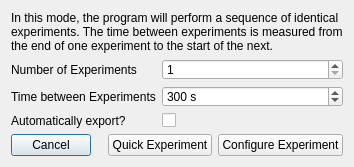
Old version of the form src/gui/dialog/batchsequencedialog.ui in the repository kncrabtree/blackchirp.
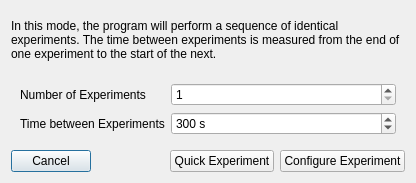
New version of the form. Icons and pictures are not drawn.

Commit message:
Eliminate ASCII export for Experiments
Will be moving to an ASCII format for all the data anyways, so
this code will no longer be necessary

```diff
--- a/src/gui/dialog/batchsequencedialog.ui
+++ b/src/gui/dialog/batchsequencedialog.ui
@@ -6,8 +6,8 @@
    <rect>
     <x>0</x>
     <y>0</y>
-    <width>354</width>
-    <height>167</height>
+    <width>416</width>
+    <height>183</height>
    </rect>
   </property>
   <property name="windowTitle">
@@ -17,7 +17,7 @@
    <iconset resource="resources.qrc">
     <normaloff>:/icons/bc.png</normaloff>:/icons/bc.png</iconset>
   </property>
-  <layout class="QVBoxLayout" name="verticalLayout" stretch="0,1,0">
+  <layout class="QVBoxLayout" name="verticalLayout" stretch="0,0,0">
    <item>
     <widget class="QLabel" name="label">
      <property name="text">
@@ -29,6 +29,7 @@
     </widget>
    </item>
    <item>
+    <widget class="QWidget" name="" native="true">
     <layout class="QFormLayout" name="formLayout">
      <item row="0" column="0">
       <widget class="QLabel" name="numberOfExperimentsLabel">
@@ -70,17 +71,8 @@
        </property>
       </widget>
      </item>
-     <item row="2" column="0">
-      <widget class="QLabel" name="automaticallyExportLabel">
-       <property name="text">
-        <string>Automatically export?</string>
-       </property>
-      </widget>
-     </item>
-     <item row="2" column="1">
-      <widget class="QCheckBox" name="automaticallyExportCheckBox"/>
-     </item>
-    </layout>
+     </layout>
+    </widget>
    </item>
    <item>
     <layout class="QHBoxLayout" name="horizontalLayout">
```
Left out of the diff: 10 changed lines with no effect on the pictures. Lines whose indentation alone changed are shown as unchanged. The commit also changes 16 other files.
